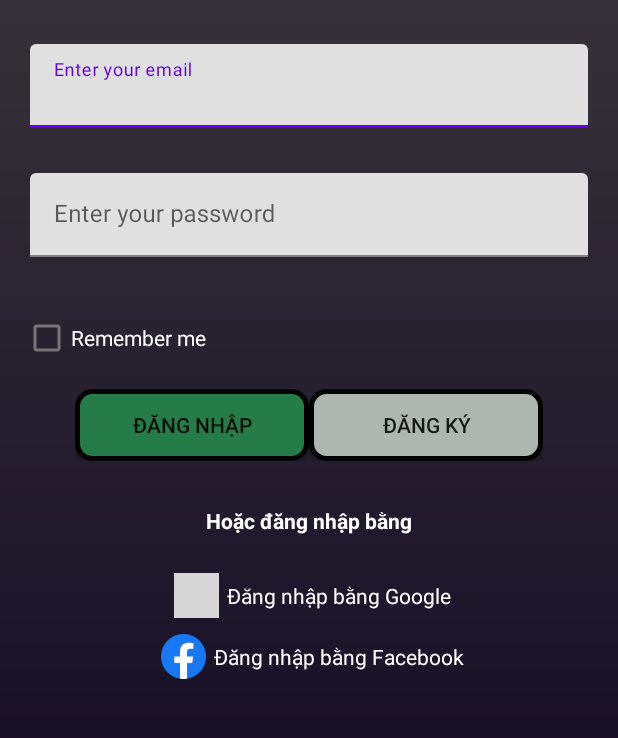
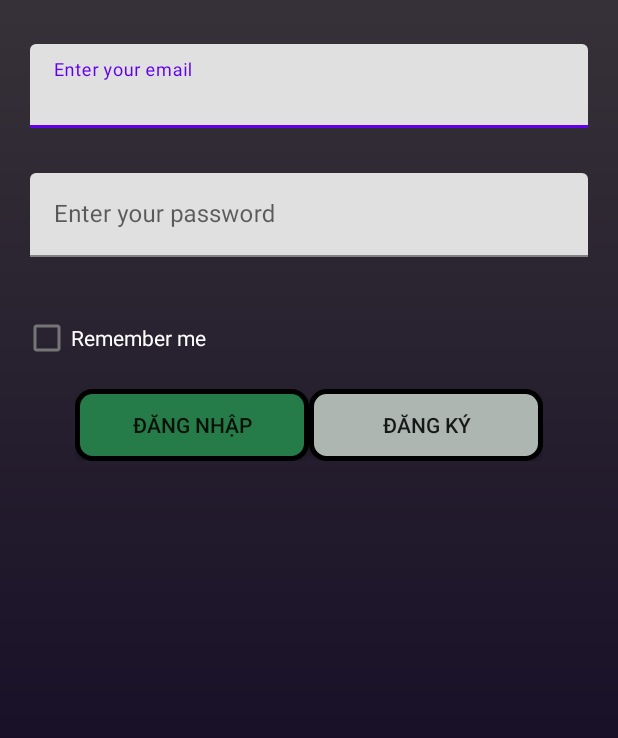
Before and after one commit to Datlt225/SoundFlows, an Android app: the screen it shows after launch (LoginActivity), on a phone screen of 412 x 824 dp, the part 309-1047 px from its top. Run offline under Robolectric (Android 15) with nearby library versions, the phone set to English and light mode, and no system bars; grey boxes are pictures that could not be loaded.

```diff
--- a/app/src/main/java/com/example/soundflows/Model/Banner.java
+++ b/app/src/main/java/com/example/soundflows/Model/Banner.java
@@ -27,7 +27,7 @@ public class Banner implements Serializable {
     private String imgSong;
 
     public String getIDAds() {
-    return iDAds;
+        return iDAds;
     }
 
     public void setIDAds(String iDAds) {
--- a/app/src/main/java/com/example/soundflows/Services/APIService.java
+++ b/app/src/main/java/com/example/soundflows/Services/APIService.java
@@ -1,7 +1,7 @@
 package com.example.soundflows.Services;
 
 public class APIService {
-    private static String base_url = "http://192.168.10.117:5000/";
+    private static String base_url = "http://192.168.0.107:5000/";
 
     public static Dataservice getService() {
         return APIRetrofitClient.getClient(base_url).create(Dataservice.class);
--- a/app/src/main/java/com/example/soundflows/Services/Dataservice.java
+++ b/app/src/main/java/com/example/soundflows/Services/Dataservice.java
@@ -4,6 +4,7 @@ import com.example.soundflows.Model.Album;
 import com.example.soundflows.Model.Banner;
 import com.example.soundflows.Model.LoginResponse;
 import com.example.soundflows.Model.RegisterResponse;
+import com.example.soundflows.Model.SearchingSong;
 import com.example.soundflows.Model.Song;
 import com.example.soundflows.Model.Users;
 
@@ -11,8 +12,11 @@ import java.util.List;
 
 import retrofit2.Call;
 import retrofit2.http.Body;
+import retrofit2.http.Field;
+import retrofit2.http.FormUrlEncoded;
 import retrofit2.http.GET;
 import retrofit2.http.POST;
+import retrofit2.http.Query;
 
 public interface Dataservice {
 
@@ -26,15 +30,15 @@ public interface Dataservice {
     Call<List<Song>> GetDataSong();
 
     @POST("playlist_banner")
-    Call<List<Song>> GetPlayListBanner(@Body String ID_ads);
+    Call<List<Song>> GetPlayListBanner(@Body Banner ID_ads);
 
     @POST("playlist_album")
-    Call<List<Song>> GetPlayListAlbum(@Body String ID_album);
+    Call<List<Song>> GetPlayListAlbum(@Body Album ID_album);
 
     @POST("searching")
-    Call<List<Song>> GetDataSearching(@Body String word);
+    Call<List<Song>> GetDataSearching(@Body SearchingSong word);
 
-    @POST("/login")
+    @POST("login")
     Call<LoginResponse> Login(@Body Users data);
 
     @POST("register")
--- a/app/src/main/res/layout/activity_login.xml
+++ b/app/src/main/res/layout/activity_login.xml
@@ -81,69 +81,4 @@
             android:layout_height="wrap_content"
             android:layout_weight="1"/>
     </LinearLayout>
-
-    <TextView
-        android:layout_width="match_parent"
-        android:layout_height="wrap_content"
-        android:layout_marginTop="30dp"
-        android:text="@string/or"
-        android:textStyle="bold"
-        android:textColor="@color/white"
-        android:gravity="center"/>
-
-    <!--    cách đăng nhập khác-->
-    <LinearLayout
-        android:layout_width="match_parent"
-        android:layout_height="wrap_content"
-        android:layout_marginTop="20dp"
-        android:orientation="vertical">
-
-        <!--        bằng google-->
-        <LinearLayout
-            android:id="@+id/ll_login_by_google"
-            android:layout_width="wrap_content"
-            android:layout_height="wrap_content"
-            android:layout_gravity="center"
-            android:gravity="center"
-            android:orientation="horizontal">
-
-            <ImageView
-                android:src="@drawable/googleplus"
-                android:scaleType="fitCenter"
-                android:layout_width="30dp"
-                android:layout_height="30dp"
-                android:layout_margin="5dp"/>
-
-            <TextView
-                android:layout_width="wrap_content"
-                android:layout_height="wrap_content"
-                android:text="@string/login_with_google"
-                android:textColor="@color/white"
-                android:layout_gravity="center"/>
-        </LinearLayout>
-
-        <!--        bằng facebook-->
-        <LinearLayout
-            android:id="@+id/ll_login_by_facebook"
-            android:layout_width="wrap_content"
-            android:layout_height="wrap_content"
-            android:layout_gravity="center"
-            android:gravity="center"
-            android:orientation="horizontal">
-
-            <ImageView
-                android:src="@drawable/facebookicon"
-                android:scaleType="fitCenter"
-                android:layout_width="30dp"
-                android:layout_height="30dp"
-                android:layout_margin="5dp"/>
-
-            <TextView
-                android:layout_width="wrap_content"
-                android:layout_height="wrap_content"
-                android:text="@string/login_with_facebook"
-                android:textColor="@color/white"
-                android:layout_gravity="center"/>
-        </LinearLayout>
-    </LinearLayout>
 </LinearLayout>
--- a/app/src/main/res/values/ids.xml
+++ b/app/src/main/res/values/ids.xml
@@ -1,7 +1,4 @@
 <?xml version="1.0" encoding="utf-8"?>
 <resources>
     <item name="fa_button" type="id" />
-    <item name="textviewPlaylistIndex" type="id" />
-    <item name="textviewPlaylistNameSong" type="id" />
-    <item name="textviewPlaylistSinger" type="id" />
 </resources>
```
Also changed, not shown: app/src/main/java/com/example/soundflows/Activity/PlaySongActivity.java (+20 -18 lines), app/src/main/java/com/example/soundflows/Activity/PlaylistActivity.java (+8 -4 lines), app/src/main/java/com/example/soundflows/Fragment/Fragment_Profile.java (+4 -4 lines), app/src/main/java/com/example/soundflows/Fragment/Fragment_Searching.java (+6 -3 lines), app/src/main/java/com/example/soundflows/Model/SearchingSong.java (added, +13 -0 lines).
